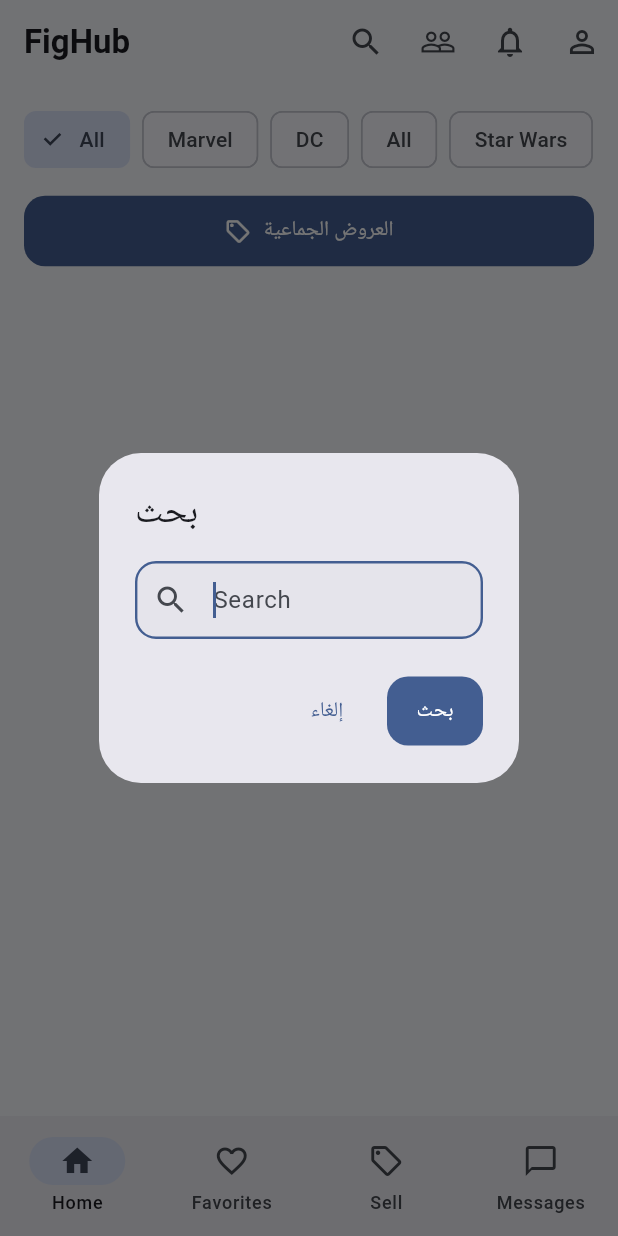
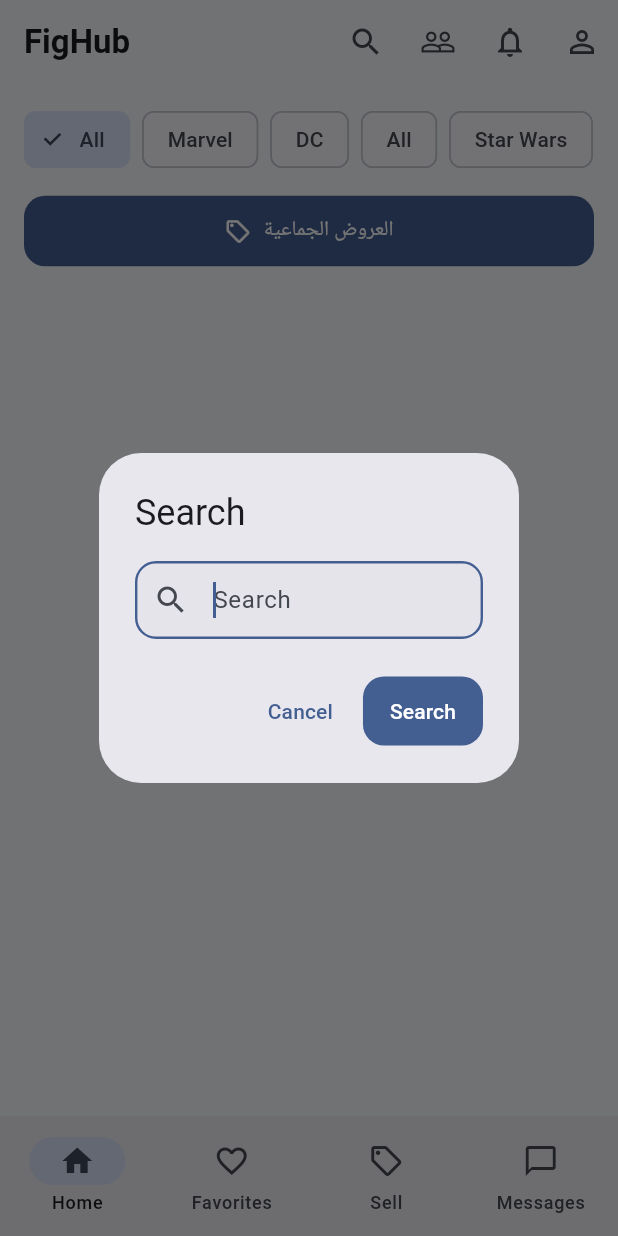
Before and after one commit to Youssef-Badawy/Fighub, a Flutter app: the FigHubHome screen opened directly with empty values, after a tap on the "search" icon, on a phone screen of 412 x 824 dp. Run offline on Flutter 3.47's test engine with Material 3 defaults, Android fonts, the phone set to English and light mode, and no system bars; our stand-ins replace audioplayers, cloud_firestore, firebase_auth, firebase_core, firebase_messaging, image_picker and 2 more; missing offline and left inert: onesignal_flutter, record; accounts and stored records are empty; network calls fail.

Commit message:
Localize the compact home search dialog

```diff
--- a/fighub/lib/main.dart
+++ b/fighub/lib/main.dart
@@ -648,17 +648,18 @@ class _FigHubHomeState extends State<FigHubHome> {
   }
 
   Future<void> _openSearch() async {
+    final localization = AppLocalizations.of(context);
     final controller = TextEditingController(text: _searchQuery);
     final query = await showDialog<String>(
       context: context,
       builder: (dialogContext) => AlertDialog(
-        title: const Text('بحث'),
+        title: Text(localization.isArabic ? 'بحث' : 'Search'),
         content: TextField(
           controller: controller,
           autofocus: true,
           textInputAction: TextInputAction.search,
           decoration: InputDecoration(
-            hintText: AppLocalizations.of(context).search,
+            hintText: localization.search,
             prefixIcon: const Icon(Icons.search),
           ),
           onSubmitted: (value) => Navigator.of(dialogContext).pop(value),
@@ -666,11 +667,11 @@ class _FigHubHomeState extends State<FigHubHome> {
         actions: [
           TextButton(
             onPressed: () => Navigator.of(dialogContext).pop(),
-            child: const Text('إلغاء'),
+            child: Text(localization.isArabic ? 'إلغاء' : 'Cancel'),
           ),
           FilledButton(
             onPressed: () => Navigator.of(dialogContext).pop(controller.text),
-            child: const Text('بحث'),
+            child: Text(localization.isArabic ? 'بحث' : 'Search'),
           ),
         ],
       ),
@@ -758,7 +759,7 @@ class _FigHubHomeState extends State<FigHubHome> {
           IconButton(
             onPressed: _openSearch,
             icon: const Icon(Icons.search),
-            tooltip: 'بحث',
+            tooltip: localization.isArabic ? 'بحث' : 'Search',
           ),
           IconButton(
             onPressed: _openUsers,
```
